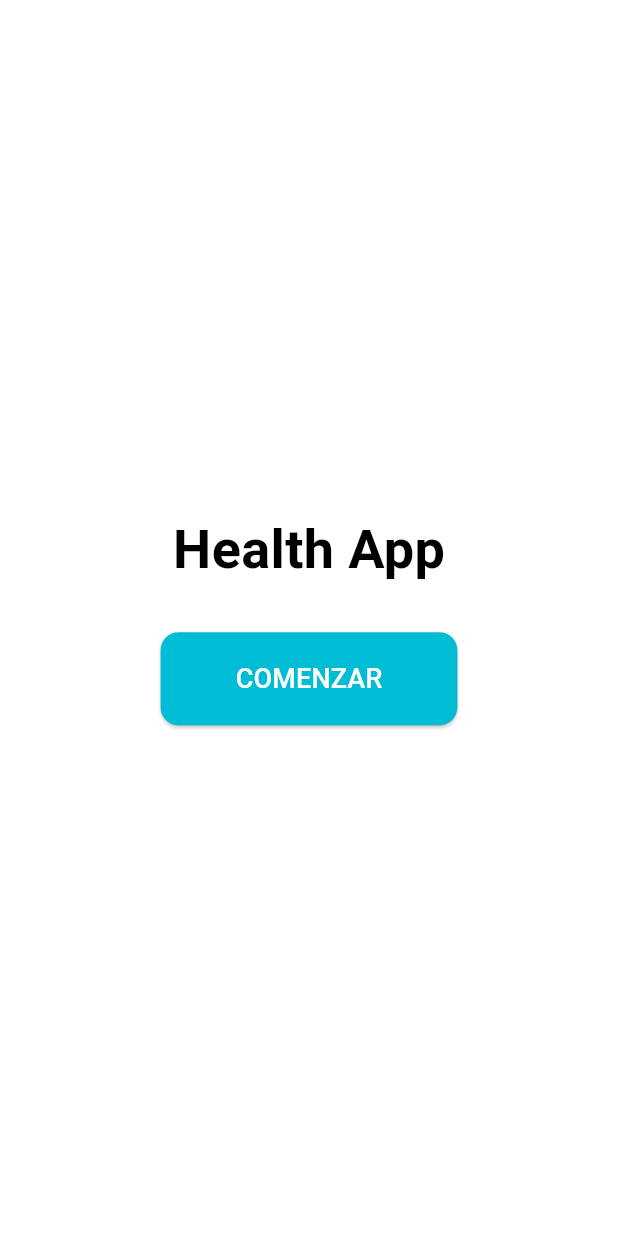
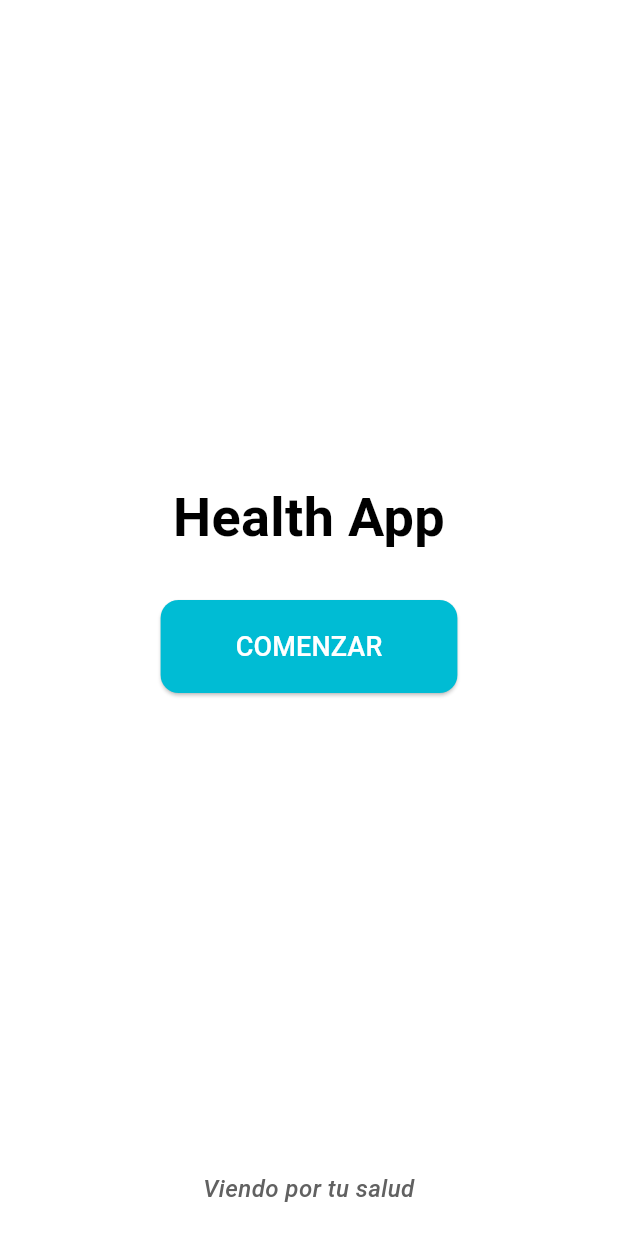
Before and after one commit to Veronica0507/HealthApp, a Flutter app: the screen it shows after launch, on a phone screen of 412 x 824 dp. Run offline on Flutter 3.47's test engine with Material 3 defaults, Android fonts, the phone set to English and light mode, and no system bars; our stand-ins replace csv, fl_chart.

Commit message:
Integración de frase en pantalla de inicio

```diff
--- a/lib/main.dart
+++ b/lib/main.dart
@@ -38,10 +38,11 @@ class HomeScreen extends StatelessWidget {
   Widget build(BuildContext context) {
     return Scaffold(
       backgroundColor: Colors.white,
-      body: Center(
+      body: SafeArea(
+        child: Center(
           child: Column(
-          mainAxisAlignment: MainAxisAlignment.center,
             children: [
+              const Spacer(),
               Text(
                 'Health App',
                 style: TextStyle(
@@ -49,6 +50,7 @@ class HomeScreen extends StatelessWidget {
                   fontWeight: FontWeight.bold,
                   color: Colors.black,
                 ),
+                textAlign: TextAlign.center,
               ),
               SizedBox(height: 30),
               ElevatedButton(
@@ -65,7 +67,22 @@ class HomeScreen extends StatelessWidget {
                   style: TextStyle(color: Colors.white, fontSize: 18),
                 ),
               ),
+              const Spacer(),
+              Padding(
+                padding: const EdgeInsets.only(bottom: 20.0),
+                child: Text(
+                  'Viendo por tu salud',
+                  style: TextStyle(
+                    fontSize: 16,
+                    fontStyle: FontStyle.italic,
+                    color: Colors.grey[700],
+                    fontWeight: FontWeight.w500,
+                  ),
+                  textAlign: TextAlign.center,
+                ),
+              ),
             ],
+          ),
         ),
       ),
     );
```
Lines whose indentation alone changed are shown as unchanged.
